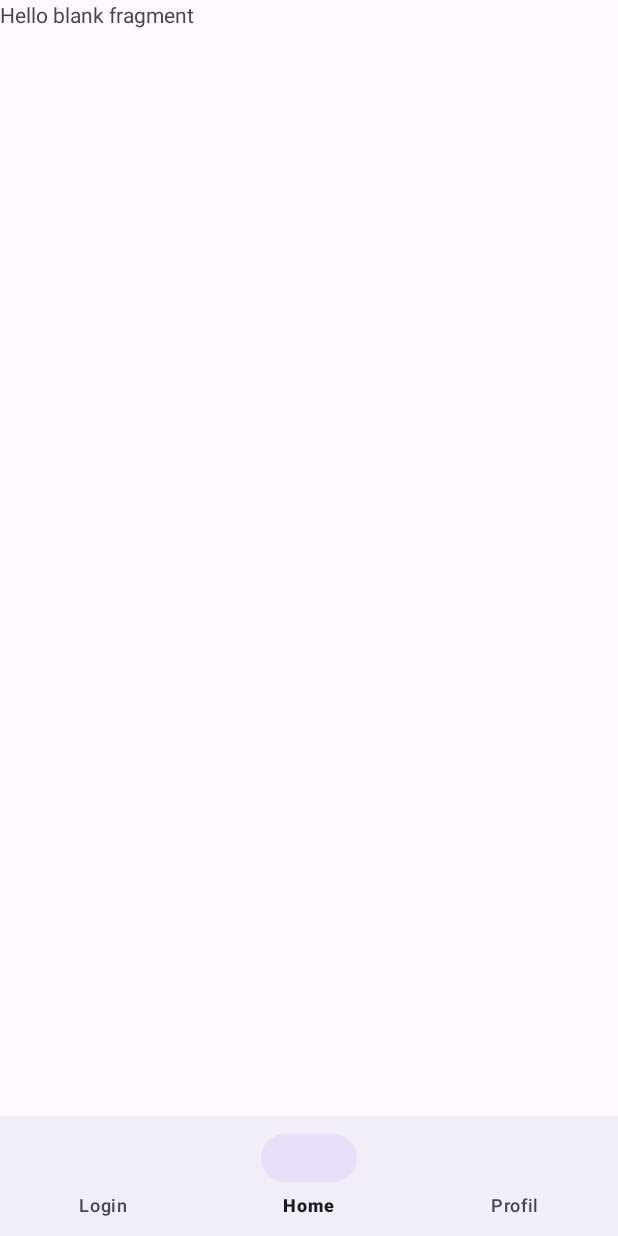
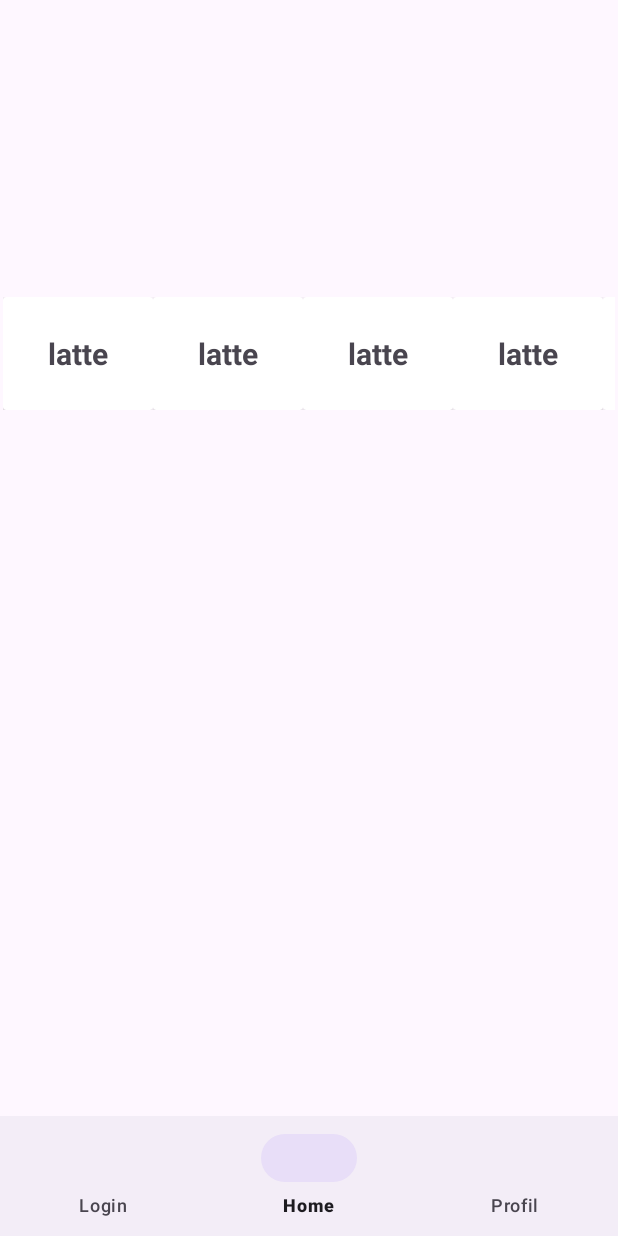
Before and after one commit to AhmetBugraKaplan/CoffeProject2, an Android app: the HomeScreen screen opened through its navigation route, on a phone screen of 412 x 824 dp. Run offline under Robolectric (Android 15) with nearby library versions, the phone set to English and light mode, and no system bars; our stand-ins replace navigation-ui.

Commit message:
yeni özellikler eklend

```diff
--- a/app/src/main/java/com/example/coffeproject2/MainActivity.kt
+++ b/app/src/main/java/com/example/coffeproject2/MainActivity.kt
@@ -24,6 +24,5 @@ class MainActivity : AppCompatActivity() {
 
 
         setContentView(binding.root)
-
     }
 }
--- /dev/null
+++ b/app/src/main/java/com/example/coffeproject2/adapters/CoffeNameAdapter.kt
@@ -0,0 +1,47 @@
+package com.example.coffeproject2.adapters
+
+import android.content.Context
+import android.view.LayoutInflater
+import android.view.View
+import android.view.ViewGroup
+import android.widget.TextView
+import androidx.recyclerview.widget.RecyclerView
+import com.example.coffeproject2.R
+import com.example.coffeproject2.data.Coffees
+
+class CoffeNameAdapter(val mContext: Context,
+                        val coffeNameList:ArrayList<Coffees>)
+    :RecyclerView.Adapter<CoffeNameAdapter.CardViewHolder>(){
+
+    inner class CardViewHolder(view: View):RecyclerView.ViewHolder(view){
+
+        var textViewCoffeName:TextView
+
+        init {
+            textViewCoffeName = view.findViewById(R.id.textViewCoffeName)
+        }
+
+    }
+
+    override fun onCreateViewHolder(parent: ViewGroup, viewType: Int): CardViewHolder {
+        val view = LayoutInflater.from(mContext)
+            .inflate(R.layout.card_design_coffe_name,parent,false)
+
+        return CardViewHolder(view)
+    }
+
+    override fun getItemCount(): Int {
+        return coffeNameList.size
+    }
+
+    override fun onBindViewHolder(holder: CardViewHolder, position: Int) {
+        val coffe = coffeNameList[position]
+
+        holder.textViewCoffeName.text = coffe.CoffeName
+
+
+
+    }
+
+
+}
--- /dev/null
+++ b/app/src/main/java/com/example/coffeproject2/data/Coffees.kt
@@ -0,0 +1,6 @@
+package com.example.coffeproject2.data
+
+data class Coffees(val imageView:String? = "",val CoffeName:String?= "",val CoffePrice : Double? = 0.0) {
+
+
+}
--- a/app/src/main/java/com/example/coffeproject2/fragments/HomeScreen.kt
+++ b/app/src/main/java/com/example/coffeproject2/fragments/HomeScreen.kt
@@ -5,14 +5,55 @@ import androidx.fragment.app.Fragment
 import android.view.LayoutInflater
 import android.view.View
 import android.view.ViewGroup
+import androidx.recyclerview.widget.LinearLayoutManager
 import com.example.coffeproject2.R
+import com.example.coffeproject2.adapters.CoffeNameAdapter
+import com.example.coffeproject2.data.Coffees
 import com.example.coffeproject2.databinding.FragmentHomeScreenBinding
 
 
 class HomeScreen : Fragment() {
     private lateinit var binding: FragmentHomeScreenBinding
+    private lateinit var adapter : CoffeNameAdapter
     override fun onCreateView(inflater: LayoutInflater, container: ViewGroup?, savedInstanceState: Bundle?): View? {
         binding = FragmentHomeScreenBinding.inflate(inflater,container,false)
+
+
+        val c1 = Coffees("asdas", "latte", 12.50)
+        val c2 = Coffees("asdas", "latte", 12.50)
+        val c3 = Coffees("asdas", "latte", 12.50)
+        val c4 = Coffees("asdas", "latte", 12.50)
+        val c5 = Coffees("asdas", "latte", 12.50)
+        val c6 = Coffees("asdas", "latte", 12.50)
+        val c7 = Coffees("asdas", "latte", 12.50)
+        val c8 = Coffees("asdas", "latte", 12.50)
+        val c9 = Coffees("asdas", "latte", 12.50)
+        val c10 = Coffees("asdas", "latte", 12.50)
+
+
+        binding.recViewCoffeName.setHasFixedSize(true)
+        binding.recViewCoffeName.layoutManager =
+            LinearLayoutManager(requireContext(),LinearLayoutManager.HORIZONTAL,false)
+
+        var coffeList =  ArrayList<Coffees>()
+
+        coffeList.add(c1)
+        coffeList.add(c2)
+        coffeList.add(c3)
+        coffeList.add(c4)
+        coffeList.add(c4)
+        coffeList.add(c5)
+        coffeList.add(c6)
+        coffeList.add(c7)
+        coffeList.add(c8)
+        coffeList.add(c9)
+        coffeList.add(c10)
+
+
+        adapter = CoffeNameAdapter(requireContext(),coffeList)
+
+        binding.recViewCoffeName.adapter = adapter
+
 
 
 
--- /dev/null
+++ b/app/src/main/res/layout/card_design_coffe_name.xml
@@ -0,0 +1,35 @@
+<?xml version="1.0" encoding="utf-8"?>
+<LinearLayout xmlns:android="http://schemas.android.com/apk/res/android"
+    xmlns:app="http://schemas.android.com/apk/res-auto"
+    xmlns:tools="http://schemas.android.com/tools"
+    android:layout_width="100dp"
+    android:layout_height="75dp">
+
+    <androidx.cardview.widget.CardView
+        android:layout_width="match_parent"
+        android:layout_height="match_parent" >
+
+        <androidx.constraintlayout.widget.ConstraintLayout
+            android:layout_width="match_parent"
+            android:layout_height="match_parent">
+
+            <TextView
+                android:id="@+id/textViewCoffeName"
+                android:layout_width="wrap_content"
+                android:layout_height="wrap_content"
+                android:layout_marginStart="21dp"
+                android:layout_marginTop="28dp"
+                android:layout_marginEnd="21dp"
+                android:layout_marginBottom="28dp"
+                android:text="Latte"
+                android:textSize="20sp"
+                android:textStyle="bold"
+                app:layout_constraintBottom_toBottomOf="parent"
+                app:layout_constraintEnd_toEndOf="parent"
+                app:layout_constraintHorizontal_bias="0.5"
+                app:layout_constraintStart_toStartOf="parent"
+                app:layout_constraintTop_toTopOf="parent"
+                app:layout_constraintVertical_bias="0.5" />
+        </androidx.constraintlayout.widget.ConstraintLayout>
+    </androidx.cardview.widget.CardView>
+</LinearLayout>
--- a/app/src/main/res/layout/fragment_home_screen.xml
+++ b/app/src/main/res/layout/fragment_home_screen.xml
@@ -1,14 +1,17 @@
 <?xml version="1.0" encoding="utf-8"?>
-<FrameLayout xmlns:android="http://schemas.android.com/apk/res/android"
+<androidx.constraintlayout.widget.ConstraintLayout xmlns:android="http://schemas.android.com/apk/res/android"
+    xmlns:app="http://schemas.android.com/apk/res-auto"
     xmlns:tools="http://schemas.android.com/tools"
     android:layout_width="match_parent"
     android:layout_height="match_parent"
-    tools:context=".fragments.HomeScreen">
+    tools:context=".fragments.HomeScreen" >
 
-    <!-- TODO: Update blank fragment layout -->
-    <TextView
-        android:layout_width="match_parent"
-        android:layout_height="match_parent"
-        android:text="@string/hello_blank_fragment" />
-
-</FrameLayout>
+    <androidx.recyclerview.widget.RecyclerView
+        android:id="@+id/recViewCoffeName"
+        android:layout_width="408dp"
+        android:layout_height="112dp"
+        android:layout_marginTop="198dp"
+        app:layout_constraintEnd_toEndOf="parent"
+        app:layout_constraintStart_toStartOf="parent"
+        app:layout_constraintTop_toTopOf="parent" />
+</androidx.constraintlayout.widget.ConstraintLayout>
```
